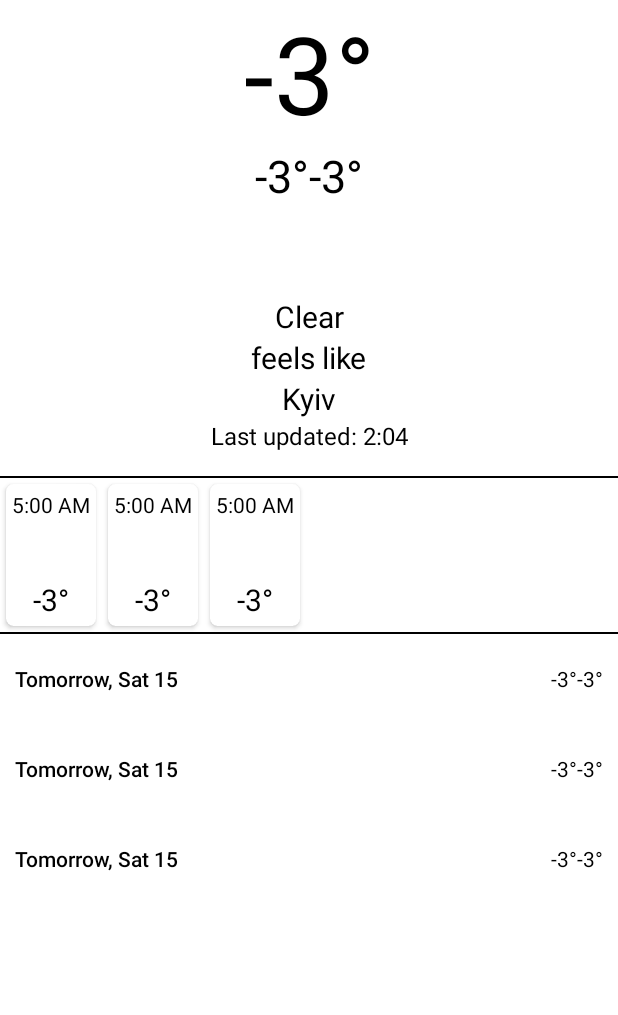
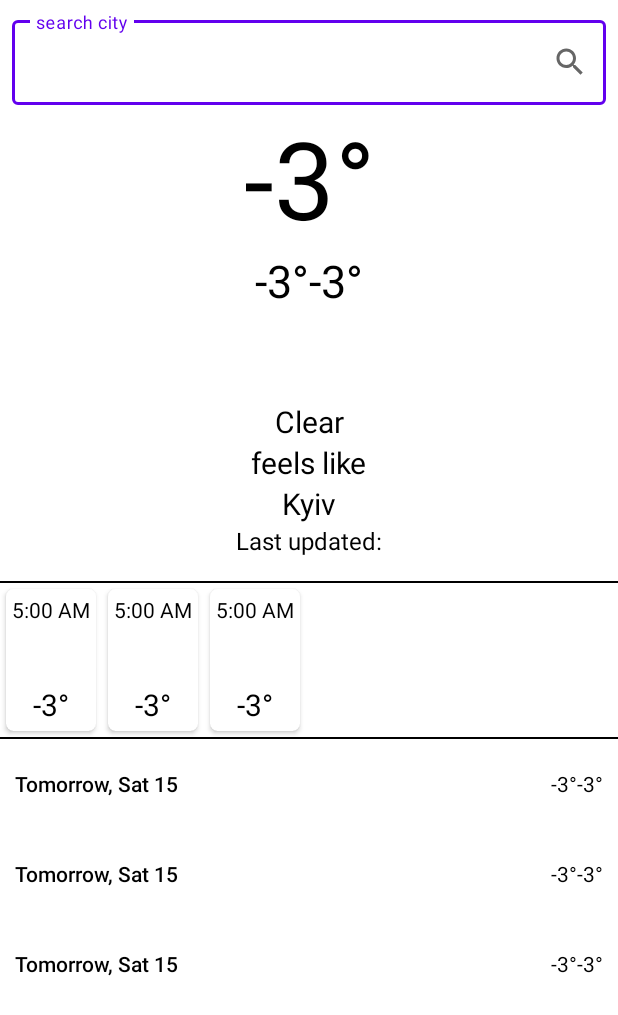
Before and after one commit to michigang1/weather-app, an Android app: the layout fragment_main.xml on its own in the app's theme, with its tools: preview values and no code run, on a phone screen of 412 x 824 dp. Shown: the top 1015 px of the screen. Run offline under Robolectric (Android 15) with nearby library versions, the phone set to English and light mode, and no system bars.

Commit message:
UI: added editTextView for searching city. LOCATION: added functionality for searching city ALSO SOME REFACTORING

```diff
--- a/app/build.gradle
+++ b/app/build.gradle
@@ -26,7 +26,7 @@ android {
             testInstrumentationRunner "androidx.test.runner.AndroidJUnitRunner"
 
             buildConfigField "String", "BASE_URL", "\"https://api.openweathermap.org/data/2.5/\""
-            buildConfigField "String", "WEATHER_API_KEY", "\"fb3ebda36499376de58913ffa4eded60\""
+            buildConfigField "String", "WEATHER_API_KEY", "\"01267240e09cc1ec02e84386933203e5\""
             buildConfigField "String", "IMG_URL", "\"https://openweathermap.org/img/w/\""
         }
 
--- a/app/src/main/AndroidManifest.xml
+++ b/app/src/main/AndroidManifest.xml
@@ -5,6 +5,7 @@
     <uses-permission android:name="android.permission.INTERNET"/>
     <uses-permission android:name="android.permission.ACCESS_COARSE_LOCATION"/>
     <uses-permission android:name="android.permission.ACCESS_FINE_LOCATION"/>
+    <uses-permission android:name="android.permission.ACCESS_COARSE_LOCATION"/>
 
     <application
             android:name=".App"
--- a/app/src/main/java/me/michigang1/weathapp/location/LocationRepository.kt
+++ b/app/src/main/java/me/michigang1/weathapp/location/LocationRepository.kt
@@ -1,9 +1,10 @@
 package me.michigang1.weathapp.location
 
+import android.location.Address
 import android.location.Location
 
 interface LocationRepository {
     suspend fun currentLocation(callback: (Location) -> Unit)
-
+    suspend fun getLocationFromAddressName(name: String): Address?
     suspend fun removeUpdates()
 }
--- a/app/src/main/java/me/michigang1/weathapp/responses/current/CurrentWeatherResponse.kt
+++ b/app/src/main/java/me/michigang1/weathapp/responses/current/CurrentWeatherResponse.kt
@@ -13,6 +13,6 @@ class CurrentWeatherResponse {
     @SerializedName("name")
     var name: String? = null
 
-    @SerializedName("date")
+    @SerializedName("dt")
     var date: Long? = null
 }
--- a/app/src/main/res/layout/fragment_main.xml
+++ b/app/src/main/res/layout/fragment_main.xml
@@ -17,6 +17,29 @@
             app:layout_constraintStart_toStartOf="parent"
             app:layout_constraintTop_toTopOf="parent" />
 
+    <com.google.android.material.textfield.TextInputLayout
+    android:id="@+id/search_layout"
+    style="@style/Widget.MaterialComponents.TextInputLayout.OutlinedBox"
+    android:layout_width="0dp"
+    android:layout_height="wrap_content"
+    android:layout_margin="@dimen/search_line_margin"
+    android:hint="@string/search_hint"
+    app:endIconCheckable="true"
+    app:endIconDrawable="@drawable/ic_search"
+    app:endIconMode="custom"
+    app:layout_constraintEnd_toEndOf="parent"
+    app:layout_constraintStart_toStartOf="parent"
+    app:layout_constraintTop_toTopOf="parent">
+
+    <com.google.android.material.textfield.TextInputEditText
+            android:id="@+id/input_edit_text"
+            android:layout_width="match_parent"
+            android:layout_height="wrap_content"
+            android:maxLength="20"
+            android:singleLine="true" />
+
+</com.google.android.material.textfield.TextInputLayout>
+
     <TextView
             android:id="@+id/temperature_text_view"
             android:layout_width="wrap_content"
@@ -26,7 +49,7 @@
             android:textSize="@dimen/now_temperature_text_size"
             app:layout_constraintEnd_toEndOf="parent"
             app:layout_constraintStart_toStartOf="parent"
-            app:layout_constraintTop_toTopOf="parent"
+            app:layout_constraintTop_toBottomOf="@id/search_layout"
             tools:text="@string/temperature_text" />
 
     <TextView
--- a/app/src/main/res/values/dimens.xml
+++ b/app/src/main/res/values/dimens.xml
@@ -18,4 +18,7 @@
     <dimen name="feels_like_text_size">20sp</dimen>
     <dimen name="progress_bar_margin">15dp</dimen>
     <dimen name="main_weather_img_size">60dp</dimen>
+    <dimen name="search_line_margin">8dp</dimen>
+    <dimen name="search_line_padding">8dp</dimen>
+
 </resources>
--- a/app/src/main/res/values/strings.xml
+++ b/app/src/main/res/values/strings.xml
@@ -5,7 +5,7 @@
     <string name="date_text_tools">Tomorrow, Sat 15</string>
     <string name="weather_description_text_tools">Clear</string>
     <string name="location_text">Kyiv</string>
-    <string name="last_update_text_tools">Last updated: 2:04</string>
+    <string name="last_update_text_tools">Last updated: </string>
     <string name="my_location">my_location</string>
     <string name="search_location">search_location</string>
     <string name="why_i_need_permission_message">I can\'t find you without this permission</string>
@@ -13,4 +13,5 @@
     <string name="grant">Grant</string>
     <string name="feels_like_text_tools">feels like</string>
     <string name="picture">picture</string>
+    <string name="search_hint">search city</string>
 </resources>
```
Also changed, not shown: app/src/main/java/me/michigang1/weathapp/location/impl/LocationRepositoryImpl.kt (+18 -4 lines), app/src/main/java/me/michigang1/weathapp/network/controller/WeatherController.kt (+4 -4 lines), app/src/main/java/me/michigang1/weathapp/ui/main/MainActivity.kt (+3 -4 lines), app/src/main/java/me/michigang1/weathapp/ui/main/MainFragment.kt (+40 -7 lines), app/src/main/java/me/michigang1/weathapp/ui/main/MainViewModel.kt (+20 -3 lines), app/src/main/res/menu/menu_main.xml (+0 -7 lines).
